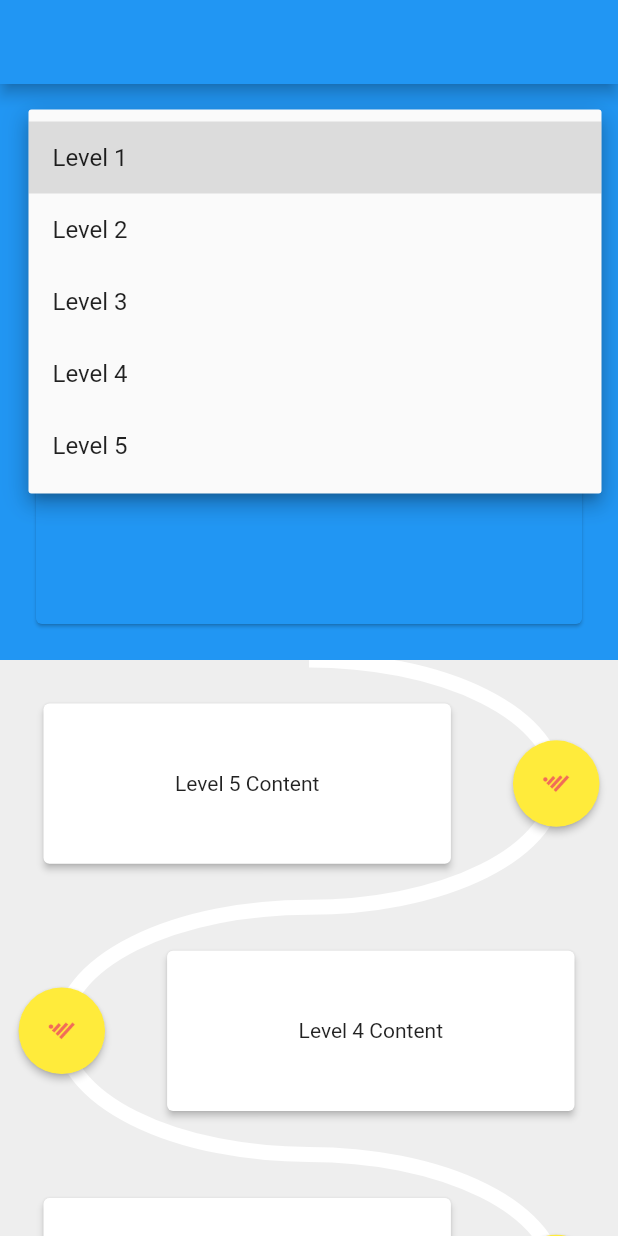
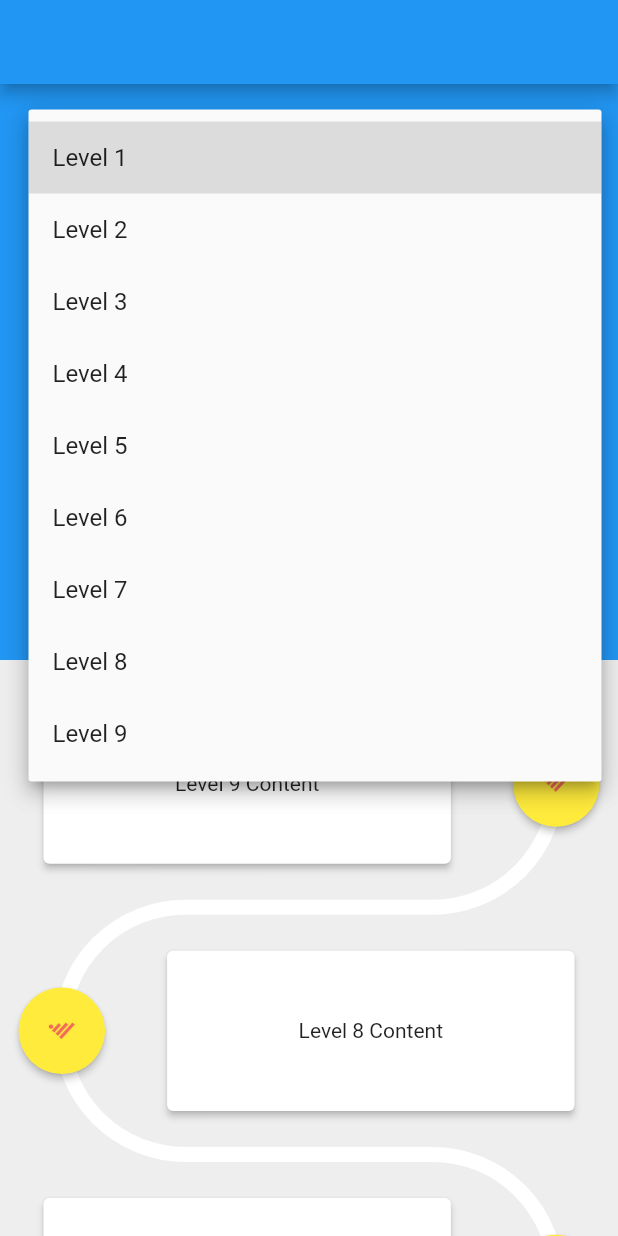
Before and after one commit to ecyzhi/adev_accessment, a Flutter app: the screen it shows after launch, after a tap on "Level 1", on a phone screen of 412 x 824 dp. Run offline on Flutter 3.47's test engine with Material 2 defaults, Android fonts, the phone set to English and light mode, and no system bars; our stand-ins replace localstorage.

Commit message:
Update ProgressPainter and generate level

```diff
--- a/lib/level.dart
+++ b/lib/level.dart
@@ -1,24 +1,14 @@
-class Level{
+class Level {
   int id;
   String levelName;
+  static int noOfLevel = 9;
+
+  static List<String> level =
+      List<String>.generate(noOfLevel, (index) => 'Level ${index + 1}');
+
+  static Map<String, int> levelMap = generateLevelMap();
 
   Level({this.id, this.levelName});
-
-  static Map<String, int> levelMap = {
-    'Level 1': 0,
-    'Level 2': 1,
-    'Level 3': 2,
-    'Level 4': 3,
-    'Level 5': 4,
-  };
-
-  static List<String> level = [
-    'Level 1',
-    'Level 2',
-    'Level 3',
-    'Level 4',
-    'Level 5',
-  ];
 
   toJSONEncodable() {
     Map<String, dynamic> m = new Map();
@@ -28,4 +18,12 @@ class Level{
 
     return m;
   }
+
+  static Map<String, int> generateLevelMap() {
+    Map<String, int> generatedMap = {};
+    for (int i = 0; i < noOfLevel; i++) {
+      generatedMap['Level ${i + 1}'] = i;
+    }
+    return generatedMap;
+  }
 }
--- a/lib/main.dart
+++ b/lib/main.dart
@@ -17,9 +17,9 @@ class Homepage extends StatefulWidget {
 class _HomepageState extends State<Homepage> {
   ScrollController _scrollController = ScrollController();
   final LocalStorage storage = LocalStorage('adev');
-
   Level currentLevel = Level(id: 0, levelName: 'Level 1');
   bool initialized = false;
+  int noOfLevel = Level.noOfLevel;
 
   void _showBottomSheet() {
     showModalBottomSheet(
@@ -56,14 +56,14 @@ class _HomepageState extends State<Homepage> {
 
   Widget _drawProgressPath(int progressLevel) {
     return CustomPaint(
-      painter: ProgressPainter(progressLevel: 0, isDefaultPath: true),
-      foregroundPainter: ProgressPainter(progressLevel: progressLevel),
+      painter: ProgressPainter(
+          noOfLevel: noOfLevel, progressLevel: 0, isDefaultPath: true),
+      foregroundPainter:
+          ProgressPainter(noOfLevel: noOfLevel, progressLevel: progressLevel),
     );
   }
 
   Widget _drawButtonContentLayout() {
-    int noOfLevel = 5;
-
     return Column(
       children: <Widget>[
         for (int i = noOfLevel; i > 0; i--)
@@ -228,12 +228,16 @@ class _HomepageState extends State<Homepage> {
                           color: Colors.grey[200],
                           child: _drawProgressPath(currentLevel.id + 1),
                           width: MediaQuery.of(context).size.width,
-                          height: MediaQuery.of(context).size.height,
+                          height: MediaQuery.of(context).size.height *
+                              noOfLevel *
+                              0.2,
                         ),
                         Container(
                           child: _drawButtonContentLayout(),
                           width: MediaQuery.of(context).size.width,
-                          height: MediaQuery.of(context).size.height,
+                          height: MediaQuery.of(context).size.height *
+                              noOfLevel *
+                              0.2,
                         ),
                       ],
                     ),
--- a/lib/progress_painter.dart
+++ b/lib/progress_painter.dart
@@ -1,10 +1,11 @@
 import 'package:flutter/material.dart';
 
 class ProgressPainter extends CustomPainter {
-  int noOfLevel = 5;
+  int noOfLevel;
   int progressLevel;
   bool isDefaultPath;
-  ProgressPainter({this.progressLevel, this.isDefaultPath = false});
+  ProgressPainter(
+      {this.noOfLevel, this.progressLevel, this.isDefaultPath = false});
 
   @override
   void paint(Canvas canvas, Size size) {
@@ -19,14 +20,31 @@ class ProgressPainter extends CustomPainter {
 
     path.moveTo(size.width * 1 / 2, size.height * noOfLevel / noOfLevel);
 
-    for (int i = 0; i < (noOfLevel + 1); i++) {
-      if (i <= progressLevel || isDefaultPath) {
-        path.arcToPoint(
-            Offset(
-                size.width * 1 / 2, size.height * (noOfLevel - i) / noOfLevel),
-            radius:
-            Radius.elliptical(size.width * 4 / 10, size.height * 1 / 10),
-            clockwise: (i % 2 == 0));
+    var radius = size.width * 0.2;
+
+    for (int i = 0; i < noOfLevel; i++) {
+      if (i < progressLevel || isDefaultPath) {
+        if (i % 2 == 0) {
+          path.lineTo(
+              size.width * 0.7, size.height * (noOfLevel - i) / noOfLevel);
+          path.arcToPoint(
+              Offset(size.width * 0.7,
+                  size.height * (noOfLevel - i - 1) / noOfLevel),
+              radius: Radius.circular(radius),
+              clockwise: false);
+          path.lineTo(
+              size.width * 0.5, size.height * (noOfLevel - i - 1) / noOfLevel);
+        } else {
+          path.lineTo(
+              size.width * 0.3, size.height * (noOfLevel - i) / noOfLevel);
+          path.arcToPoint(
+              Offset(size.width * 0.3,
+                  size.height * (noOfLevel - i - 1) / noOfLevel),
+              radius: Radius.circular(radius),
+              clockwise: true);
+          path.lineTo(
+              size.width * 0.5, size.height * (noOfLevel - i - 1) / noOfLevel);
+        }
       }
     }
     canvas.drawPath(path, paint);
```
